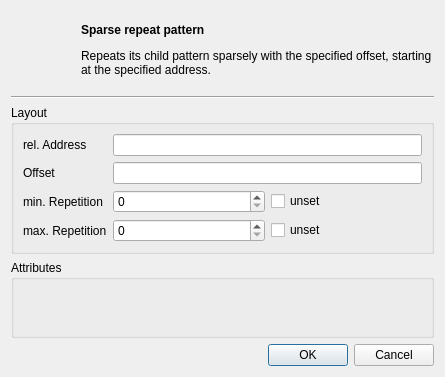
The window that src/sparserepeatdialog.ui (dmr-tools/anytone-emu) describes before a commit, drawn with Qt 5.
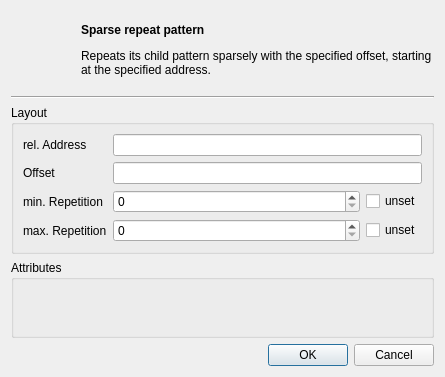
The same window after the commit. Custom widgets are drawn as their Qt base class.

```diff
--- a/src/sparserepeatdialog.ui
+++ b/src/sparserepeatdialog.ui
@@ -95,6 +95,12 @@
        <layout class="QHBoxLayout" name="horizontalLayout">
         <item>
          <widget class="QSpinBox" name="minRepetition">
+          <property name="sizePolicy">
+           <sizepolicy hsizetype="MinimumExpanding" vsizetype="Fixed">
+            <horstretch>0</horstretch>
+            <verstretch>0</verstretch>
+           </sizepolicy>
+          </property>
           <property name="maximum">
            <number>1000000000</number>
           </property>
@@ -120,6 +126,12 @@
        <layout class="QHBoxLayout" name="horizontalLayout_2">
         <item>
          <widget class="QSpinBox" name="maxRepetition">
+          <property name="sizePolicy">
+           <sizepolicy hsizetype="MinimumExpanding" vsizetype="Fixed">
+            <horstretch>0</horstretch>
+            <verstretch>0</verstretch>
+           </sizepolicy>
+          </property>
           <property name="maximum">
            <number>1000000000</number>
           </property>
```
